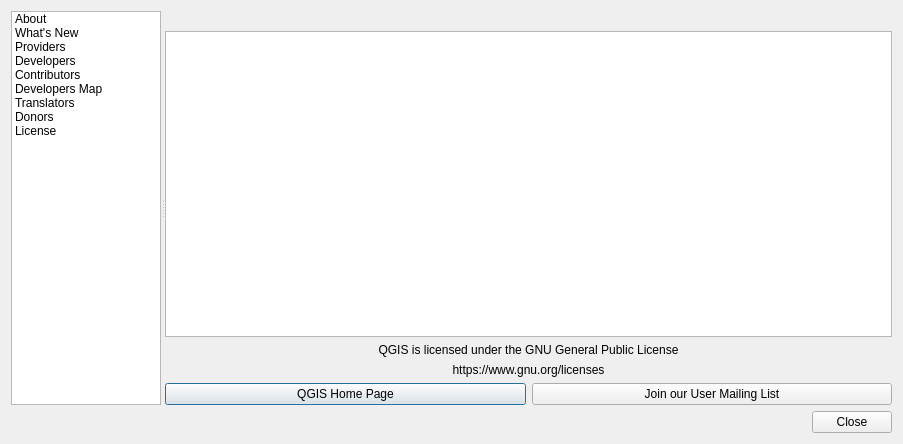
qgis/QGIS, file src/ui/qgsabout.ui: the form before one commit.
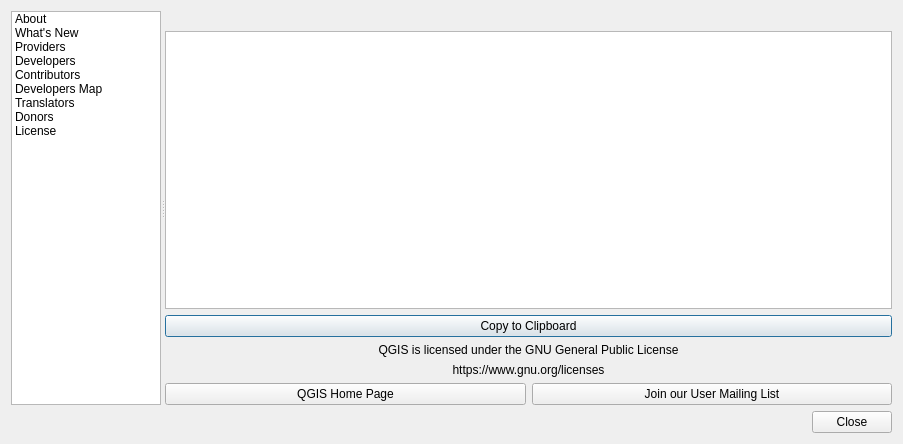
The form after the commit. Icons and pictures are not drawn. Custom widgets are drawn as their Qt base class.

Commit message: add copy button

What changed in the file:
```diff
--- a/src/ui/qgsabout.ui
+++ b/src/ui/qgsabout.ui
@@ -222,6 +222,13 @@
              </property>
             </widget>
            </item>
+           <item>
+            <widget class="QPushButton" name="btnCopyToClipboard">
+             <property name="text">
+              <string>Copy to Clipboard</string>
+             </property>
+            </widget>
+           </item>
            <item>
             <widget class="QLabel" name="label_3">
              <property name="text">
```
The commit also changes 2 other files.
